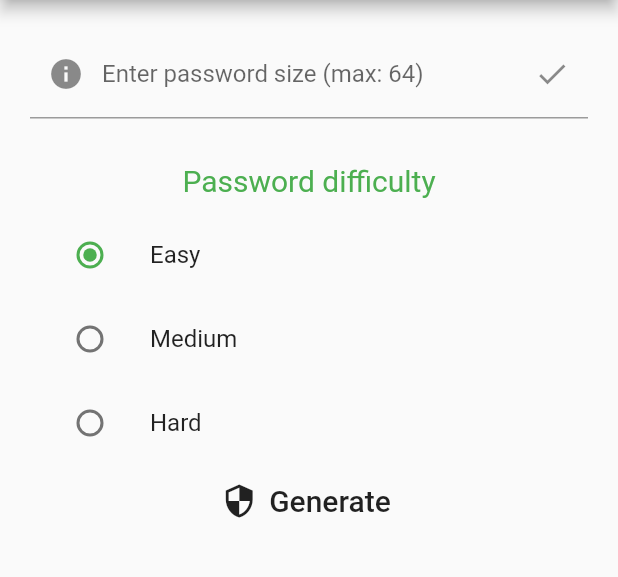
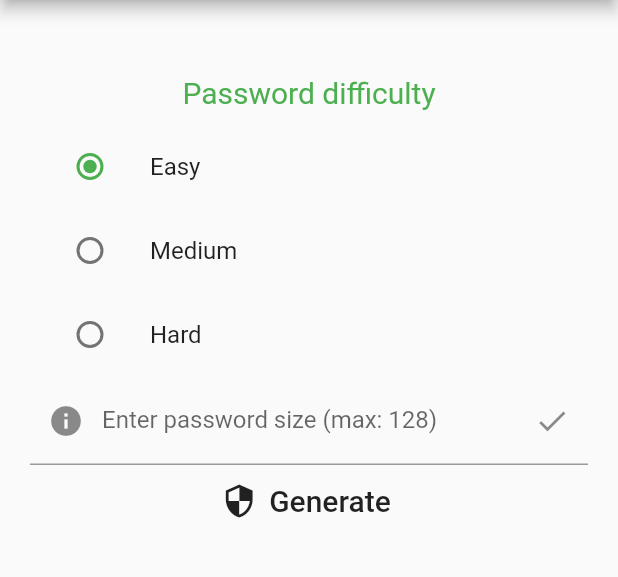
Before and after one commit to 1-irdA/PasswordGenerator, a Flutter app: the screen it shows after launch, after a tap on "Generate", on a phone screen of 412 x 824 dp, the part 84-661 px from its top. Run offline on Flutter 3.47's test engine with Material 2 defaults, Android fonts, the phone set to English and light mode, and no system bars.

Commit message:
Add features

```diff
--- a/password_generator/lib/button_generate.dart
+++ b/password_generator/lib/button_generate.dart
@@ -1,12 +1,15 @@
 import 'package:flutter/material.dart';
 import 'dart:math';
 
-const MAX_LENGTH = 64;
+import 'package:password_generator/widget_container.dart';
+
+const MAX_LENGTH = 128128;
 
 class ButtonGenerate extends StatefulWidget {
 
   final int passwordSize;
-  ButtonGenerate(this.passwordSize);
+  final Difficulty difficulty;
+  ButtonGenerate(this.passwordSize, this.difficulty);
 
   @override
   _ButtonGenerateState createState() => _ButtonGenerateState();
@@ -14,7 +17,10 @@ class ButtonGenerate extends StatefulWidget {
 
 class _ButtonGenerateState extends State<ButtonGenerate> {
 
-  String availableChars = "ABCDEFGHIJKLMNOPQRSTUVWXYZabcdefghijklmnopqrstuvwxyz0123456789!#\$%&'()*+,-./:;<=>?@[\\]^_`{|}~";
+  final String easyChars = "ABCDEFGHIJKLMNOPQRSTUVWXYZabcdefghijklmnopqrstuvwxyz";
+  final String mediumChars = "0123456789";
+  final String hardChars = "!#\$%&'()*+,-./:;<=>?@[\\]^_`{|}~";
+  String availableChars;
   String generated = "";
 
   /// Event when button generate is clicked
@@ -24,7 +30,17 @@ class _ButtonGenerateState extends State<ButtonGenerate> {
     String created = "";
     int index;
 
+    /// Password size limit
     if (widget.passwordSize > MAX_LENGTH) return;
+
+    /// Build available chars
+    if (widget.difficulty == Difficulty.easy) {
+      availableChars = easyChars;
+    } else if (widget.difficulty == Difficulty.medium) {
+      availableChars = easyChars + mediumChars;
+    } else {
+      availableChars = easyChars + mediumChars + hardChars;
+    }
 
     for (int i = 0; i < widget.passwordSize; i++) {
       index = random.nextInt(this.availableChars.length);
@@ -55,10 +71,12 @@ class _ButtonGenerateState extends State<ButtonGenerate> {
           margin: const EdgeInsets.all(10.0),
           child: Column(
             children: <Widget>[
-              SelectableText(this.generated,
+              SelectableText(
+                this.generated,
                 style: TextStyle(
                   fontWeight: FontWeight.bold,
-                  fontSize: 20.0
+                  fontSize: 20.0,
+                  color: Colors.green
                 )
               )
             ],
--- a/password_generator/lib/home.dart
+++ b/password_generator/lib/home.dart
@@ -1,7 +1,5 @@
 import 'package:flutter/material.dart';
-import 'text_field_size.dart';
-import 'button_generate.dart';
-import 'radio_button.dart';
+import 'widget_container.dart';
 
 class HomePage extends StatefulWidget {
   @override
@@ -9,16 +7,6 @@ class HomePage extends StatefulWidget {
 }
 
 class _HomePageState extends State<HomePage> {
-
-  int passwordSize;
-
-  /// Parse and init password size attribute
-  void getSize(String size) {
-    setState(() {
-      this.passwordSize = int.parse(size);
-    });
-  }
-
   @override
   Widget build(BuildContext context) {
     return Scaffold(
@@ -29,9 +17,7 @@ class _HomePageState extends State<HomePage> {
         margin: const EdgeInsets.all(20.0),
           child: Column(
             children: <Widget>[
-              TextFieldSize(this.getSize),
-              RadioButton(),
-              ButtonGenerate(this.passwordSize),
+              WidgetContainer()
             ],
           )
       )
--- a/password_generator/lib/text_field_size.dart
+++ b/password_generator/lib/text_field_size.dart
@@ -26,7 +26,7 @@ class _TextFieldSizeState extends State<TextFieldSize> {
         TextField(
           controller: this.controller,
           decoration: InputDecoration(
-            labelText: "Enter password size (max: 64)",
+            labelText: "Enter password size (max: 128)",
             prefixIcon: Icon(Icons.info),
             suffixIcon: IconButton(
               icon: Icon(Icons.check),
--- a/password_generator/lib/radio_button.dart
+++ b/password_generator/lib/widget_container.dart
@@ -1,15 +1,25 @@
 import 'package:flutter/material.dart';
+import 'button_generate.dart';
+import 'text_field_size.dart';
 
 enum Difficulty { easy, medium, hard }
 
-class RadioButton extends StatefulWidget {
+class WidgetContainer extends StatefulWidget {
   @override
-  _RadioButtonState createState() => _RadioButtonState();
+  _WidgetContainerState createState() => _WidgetContainerState();
 }
 
-class _RadioButtonState extends State<RadioButton> {
+class _WidgetContainerState extends State<WidgetContainer> {
 
   Difficulty _difficulty = Difficulty.easy;
+  int passwordSize;
+
+  /// Parse and init password size attribute
+  void getSize(String size) {
+    setState(() {
+      this.passwordSize = int.parse(size);
+    });
+  }
 
   /// When radio button change
   void onRadioChange(Difficulty value) {
@@ -58,7 +68,9 @@ class _RadioButtonState extends State<RadioButton> {
             groupValue: _difficulty,
             onChanged: this.onRadioChange,
           ),
-        )
+        ),
+        TextFieldSize(this.getSize),
+        ButtonGenerate(this.passwordSize, this._difficulty)
       ]
     );
   }
```
